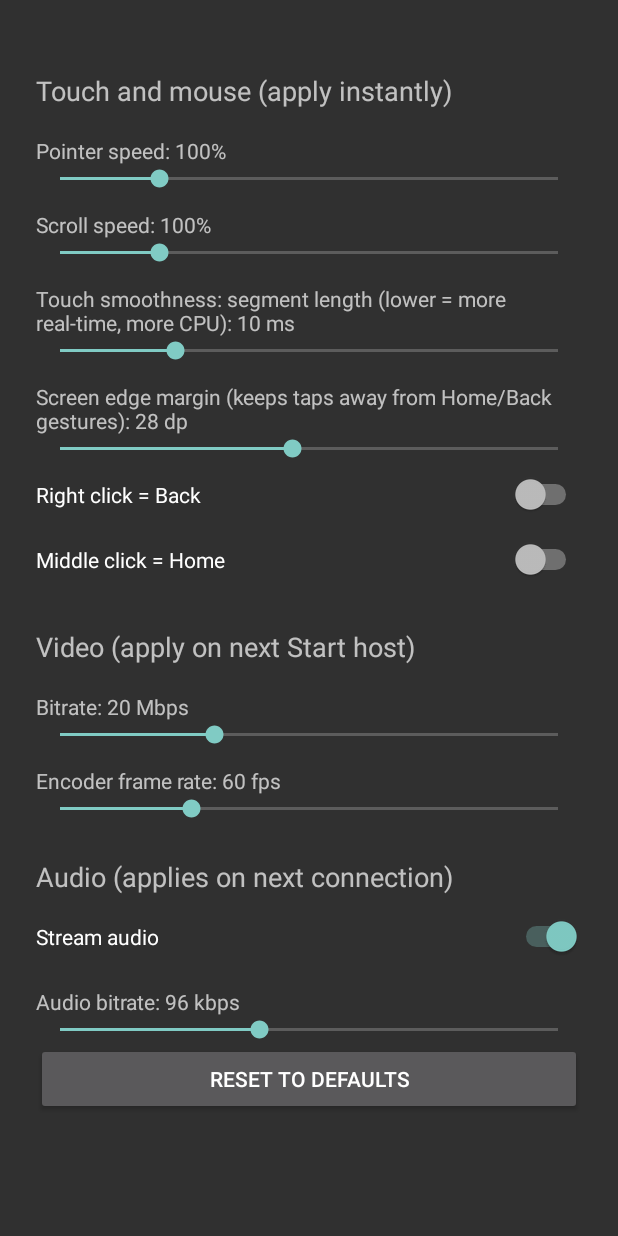
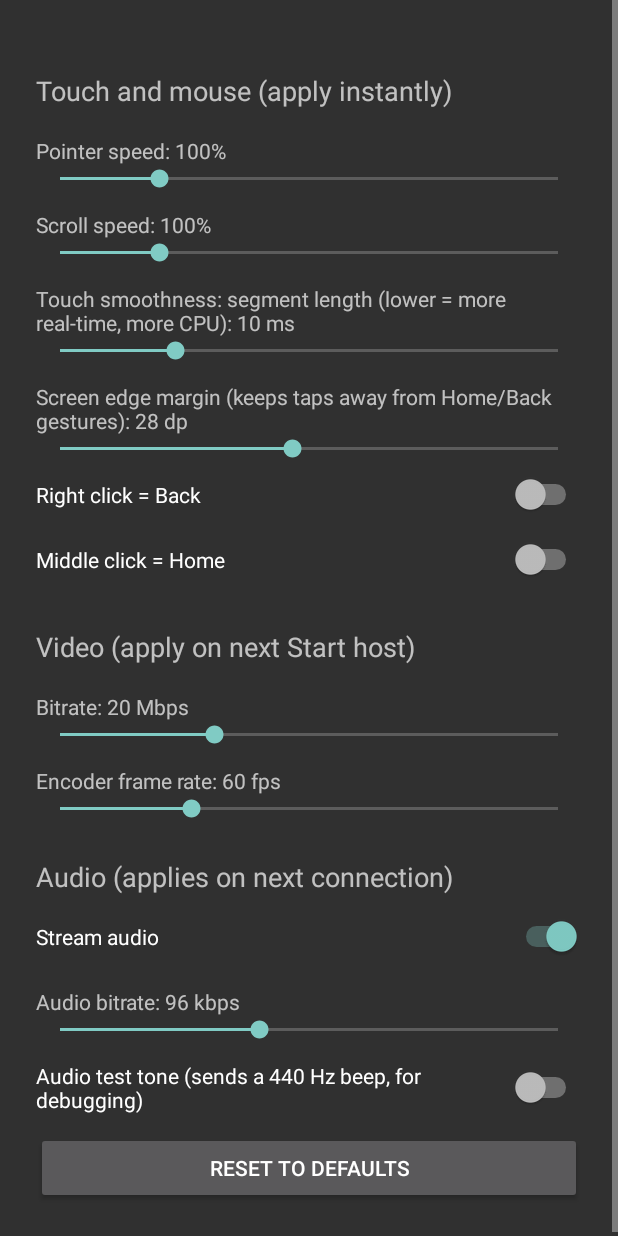
Before and after one commit to ZeroBezzera/SunshineMobile, an Android app: the SettingsActivity screen opened directly, with no data from a screen before it, on a phone screen of 412 x 824 dp. Run offline under Robolectric (Android 15) with nearby library versions, the phone set to English and light mode, and no system bars.

Commit message:
v11: audio debug tools

```diff
--- a/app/src/main/java/dev/sunshinemobile/AppSettings.kt
+++ b/app/src/main/java/dev/sunshinemobile/AppSettings.kt
@@ -14,6 +14,7 @@ object AppSettings {
     const val FPS = "fps"
     const val AUDIO_ON = "audio_on"
     const val AUDIO_KBPS = "audio_kbps"
+    const val AUDIO_TEST = "audio_test_tone"
 
     private fun p(c: Context) = c.getSharedPreferences("settings", Context.MODE_PRIVATE)
     fun int(c: Context, k: String, d: Int): Int = p(c).getInt(k, d)
--- a/app/src/main/java/dev/sunshinemobile/SettingsActivity.kt
+++ b/app/src/main/java/dev/sunshinemobile/SettingsActivity.kt
@@ -36,6 +36,7 @@ class SettingsActivity : Activity() {
         header(root, "Audio (applies on next connection)")
         toggle(root, "Stream audio", AppSettings.AUDIO_ON, true)
         slider(root, "Audio bitrate", AppSettings.AUDIO_KBPS, 32, 192, 96, " kbps")
+        toggle(root, "Audio test tone (sends a 440 Hz beep, for debugging)", AppSettings.AUDIO_TEST, false)
 
         root.addView(Button(this).apply {
             text = "Reset to defaults"
```
Also changed, not shown: app/src/main/java/dev/sunshinemobile/AudioSender.kt (+12 -1 lines).
